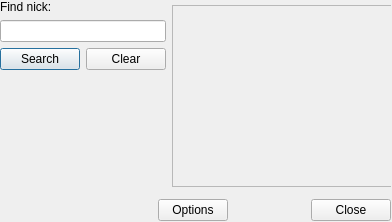
Old version of the form ui/find_nick.ui in the repository gitter-badger/simplechatclient.
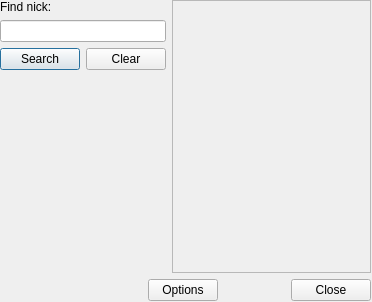
New version of the form.

Commit message: find nick fixed layout

The edit to the form file:
```diff
--- a/ui/find_nick.ui
+++ b/ui/find_nick.ui
@@ -6,20 +6,20 @@
    <rect>
     <x>0</x>
     <y>0</y>
-    <width>392</width>
-    <height>222</height>
+    <width>372</width>
+    <height>302</height>
    </rect>
   </property>
   <property name="minimumSize">
    <size>
-    <width>392</width>
-    <height>222</height>
+    <width>372</width>
+    <height>302</height>
    </size>
   </property>
   <property name="maximumSize">
    <size>
-    <width>392</width>
-    <height>222</height>
+    <width>372</width>
+    <height>302</height>
    </size>
   </property>
   <property name="windowTitle">
@@ -30,8 +30,8 @@
     <rect>
      <x>0</x>
      <y>0</y>
-     <width>391</width>
-     <height>221</height>
+     <width>371</width>
+     <height>301</height>
     </rect>
    </property>
    <layout class="QVBoxLayout" name="verticalLayout_2">
@@ -87,18 +87,6 @@
         <property name="enabled">
          <bool>false</bool>
         </property>
-        <property name="minimumSize">
-         <size>
-          <width>222</width>
-          <height>182</height>
-         </size>
-        </property>
-        <property name="maximumSize">
-         <size>
-          <width>222</width>
-          <height>182</height>
-         </size>
-        </property>
         <property name="editTriggers">
          <set>QAbstractItemView::NoEditTriggers</set>
         </property>
```
